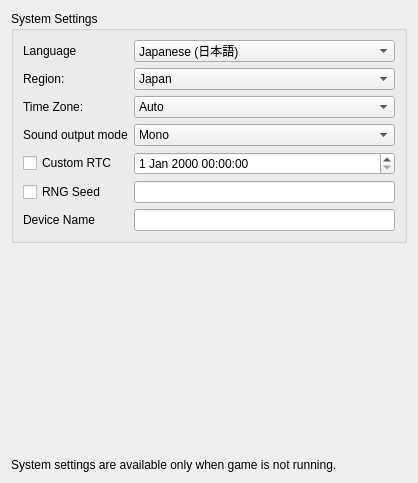
Qt form src/yuzu/configuration/configure_system.ui (rorrim-rorrim/eden-alt) before a commit.
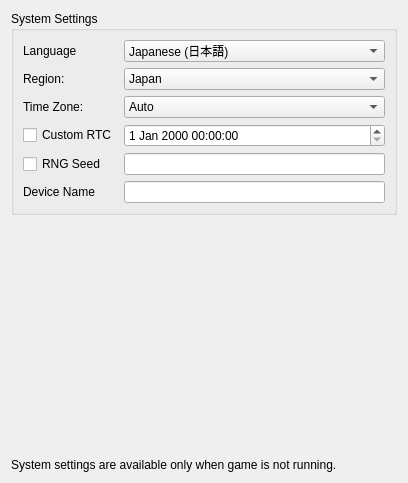
The same form after that commit.

What changed in the file:
```diff
--- a/src/yuzu/configuration/configure_system.ui
+++ b/src/yuzu/configuration/configure_system.ui
@@ -439,32 +439,6 @@
             </property>
            </widget>
           </item>
-          <item row="3" column="1">
-           <widget class="QComboBox" name="combo_sound">
-            <item>
-             <property name="text">
-              <string>Mono</string>
-             </property>
-            </item>
-            <item>
-             <property name="text">
-              <string>Stereo</string>
-             </property>
-            </item>
-            <item>
-             <property name="text">
-              <string>Surround</string>
-             </property>
-            </item>
-           </widget>
-          </item>
-          <item row="3" column="0">
-           <widget class="QLabel" name="label_sound">
-            <property name="text">
-             <string>Sound output mode</string>
-            </property>
-           </widget>
-          </item>
           <item row="4" column="1">
            <widget class="QDateTimeEdit" name="custom_rtc_edit">
             <property name="minimumDate">
```
